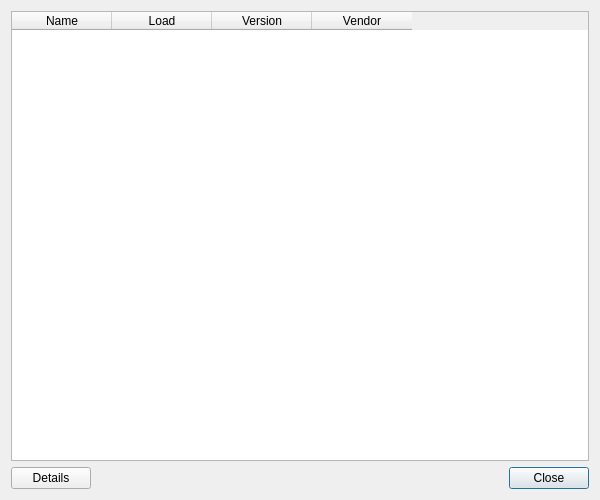
Qt form Source/Applications/DREAM3D/UI_Files/AboutPlugins.ui (BlueQuartzSoftware/DREAM3D) before a commit.
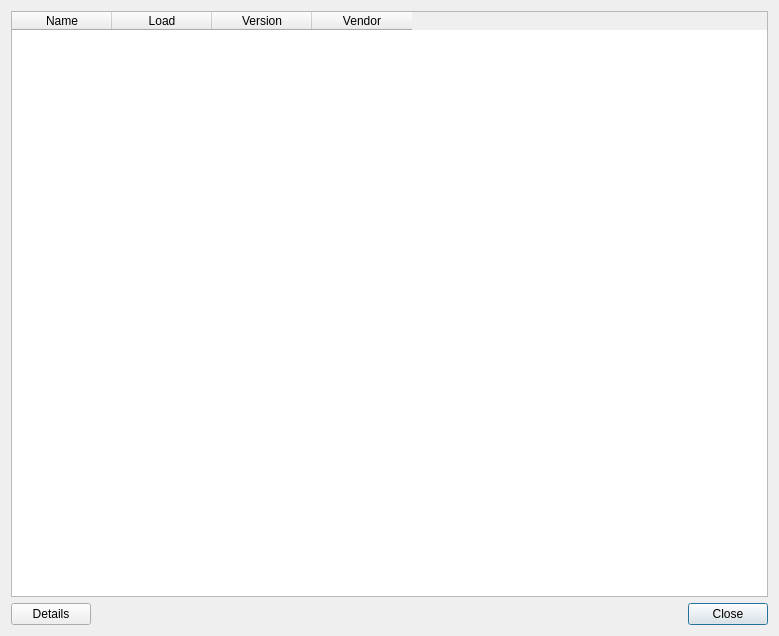
The same form after that commit.

Commit message: Continued work on AboutPlugin dialog box

Diff of the .ui file:
```diff
--- a/Source/Applications/DREAM3D/UI_Files/AboutPlugins.ui
+++ b/Source/Applications/DREAM3D/UI_Files/AboutPlugins.ui
@@ -6,8 +6,8 @@
    <rect>
     <x>0</x>
     <y>0</y>
-    <width>600</width>
-    <height>500</height>
+    <width>779</width>
+    <height>636</height>
    </rect>
   </property>
   <property name="windowTitle">
@@ -39,6 +39,9 @@
         <property name="text">
          <string>Load</string>
         </property>
+        <property name="textAlignment">
+         <set>AlignHCenter|AlignVCenter|AlignCenter</set>
+        </property>
        </column>
        <column>
         <property name="text">
```
Left out of the diff: 3 changed lines with no effect on the pictures. The commit also changes 6 other files.
